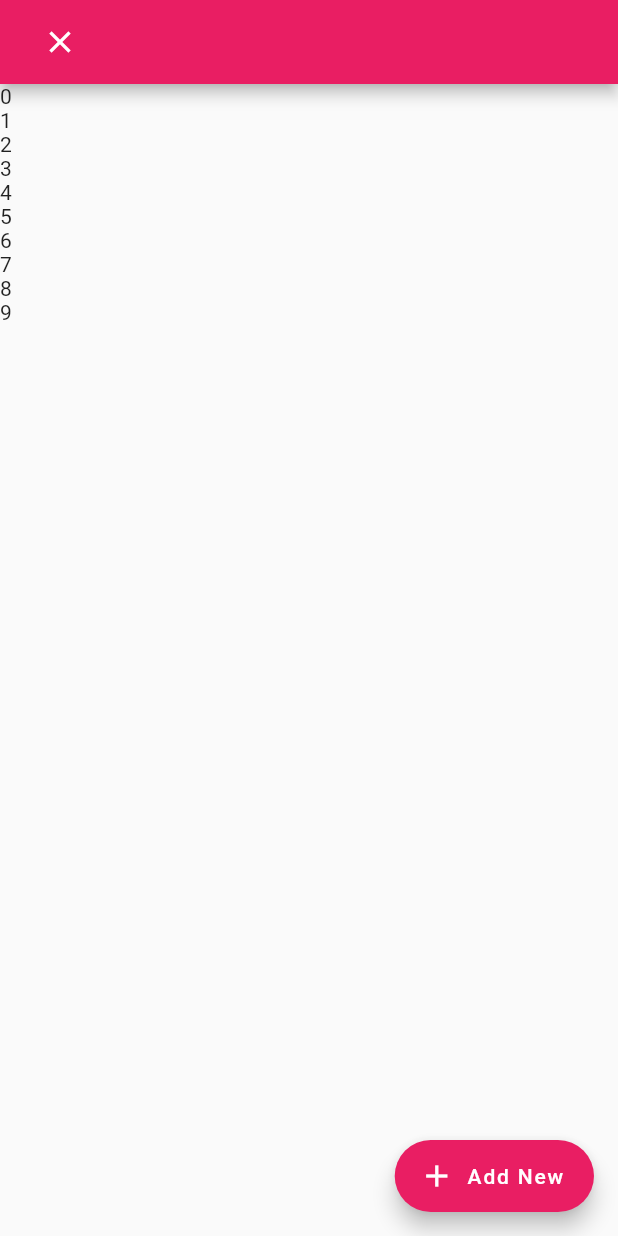
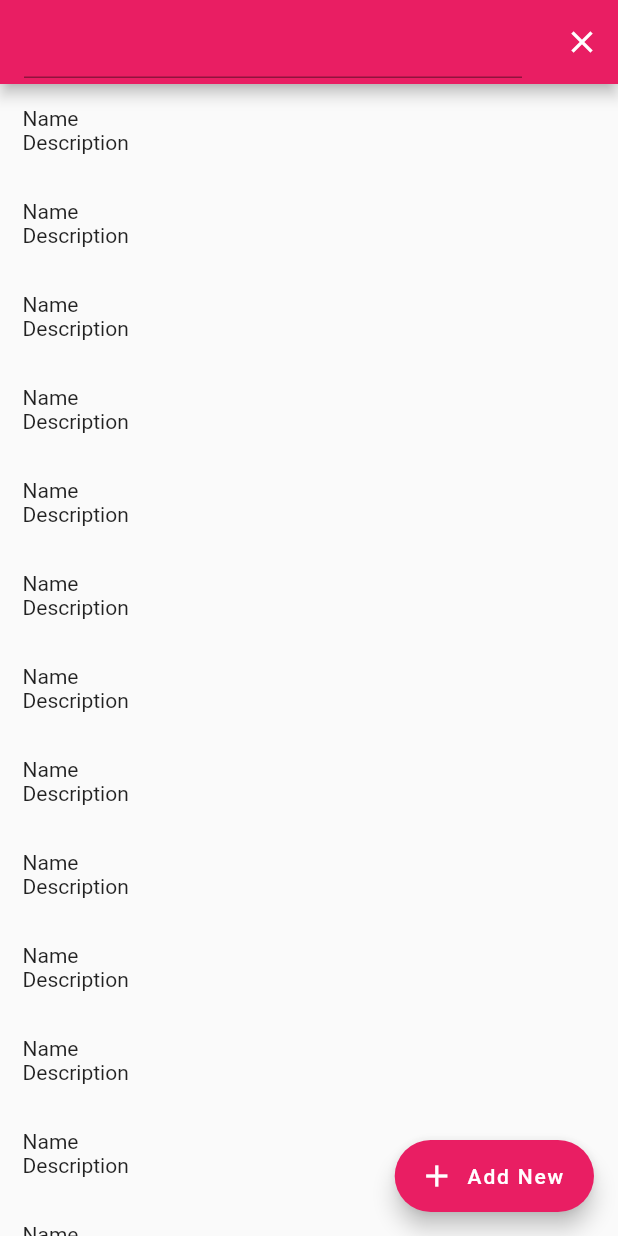
Before and after one commit to gauravxdhingra/Boutique-App-Flutter, a Flutter app: the screen it shows after launch, after a tap on the "search" icon, on a phone screen of 412 x 824 dp. Run offline on Flutter 3.47's test engine with Material 2 defaults, Android fonts, the phone set to English and light mode, and no system bars.

Commit message:
Structure Ready

```diff
--- a/lib/main.dart
+++ b/lib/main.dart
@@ -1,5 +1,6 @@
 import 'package:flutter/material.dart';
 import 'package:sahil_boutique/screens/add_measurement.dart';
+import 'package:sahil_boutique/screens/measurement.dart';
 
 void main() {
   runApp(MyApp());
@@ -35,11 +36,19 @@ class _MyHomePageState extends State<MyHomePage> {
   Widget build(BuildContext context) {
     return Scaffold(
       appBar: AppBar(
-        title: !_isSearch
-            ? Row(
-                mainAxisAlignment: MainAxisAlignment.spaceBetween,
-                children: <Widget>[
-                  Text(widget.title),
+        title: !_isSearch ? Text(widget.title) : TextField(),
+        actions: _isSearch
+            ? <Widget>[
+                IconButton(
+                  onPressed: () {
+                    setState(() {
+                      _isSearch = false;
+                    });
+                  },
+                  icon: Icon(Icons.clear),
+                ),
+              ]
+            : <Widget>[
                 IconButton(
                   icon: Icon(Icons.search),
                   onPressed: () {
@@ -49,32 +58,31 @@ class _MyHomePageState extends State<MyHomePage> {
                   },
                 ),
               ],
-              )
-            : Container(
-                child: Row(
+      ),
+      body: ListView.builder(
+        physics: BouncingScrollPhysics(),
+        itemBuilder: (context, i) => Container(
+          child: InkWell(
+            onTap: () {
+              Navigator.of(context).push(
+                  MaterialPageRoute(builder: (context) => MeasurementScreen()));
+            },
+            child: Padding(
+              padding:
+                  const EdgeInsets.symmetric(vertical: 15.0, horizontal: 15),
+              child: Container(
+                child: Column(
+                  crossAxisAlignment: CrossAxisAlignment.start,
                   children: <Widget>[
-                    // TextFormField(
-
-                    // ),
-                    IconButton(
-                      onPressed: () {
-                        setState(() {
-                          _isSearch = false;
-                        });
-                      },
-                      icon: Icon(Icons.clear),
-                    ),
+                    Text('Name'),
+                    Text('Description'),
                   ],
                 ),
               ),
             ),
-      body: Center(
-        child: ListView.builder(
-          itemBuilder: (context, i) => Container(
-            child: Text(i.toString()),
           ),
-          itemCount: 10,
         ),
+        itemCount: 100,
       ),
       floatingActionButton: FloatingActionButton.extended(
         onPressed: () {
--- a/lib/screens/measurement.dart
+++ b/lib/screens/measurement.dart
@@ -11,13 +11,15 @@ class _MeasurementScreenState extends State<MeasurementScreen> {
   @override
   Widget build(BuildContext context) {
     return Scaffold(
+      appBar: AppBar(
+        title: Text('Name'),
+      ),
       body: Container(
         child: Column(
           children: <Widget>[
             Text('Name'),
             Text('About'),
             // TODO Measurements
-
           ],
         ),
       ),
```
Lines whose indentation alone changed are shown as unchanged.
